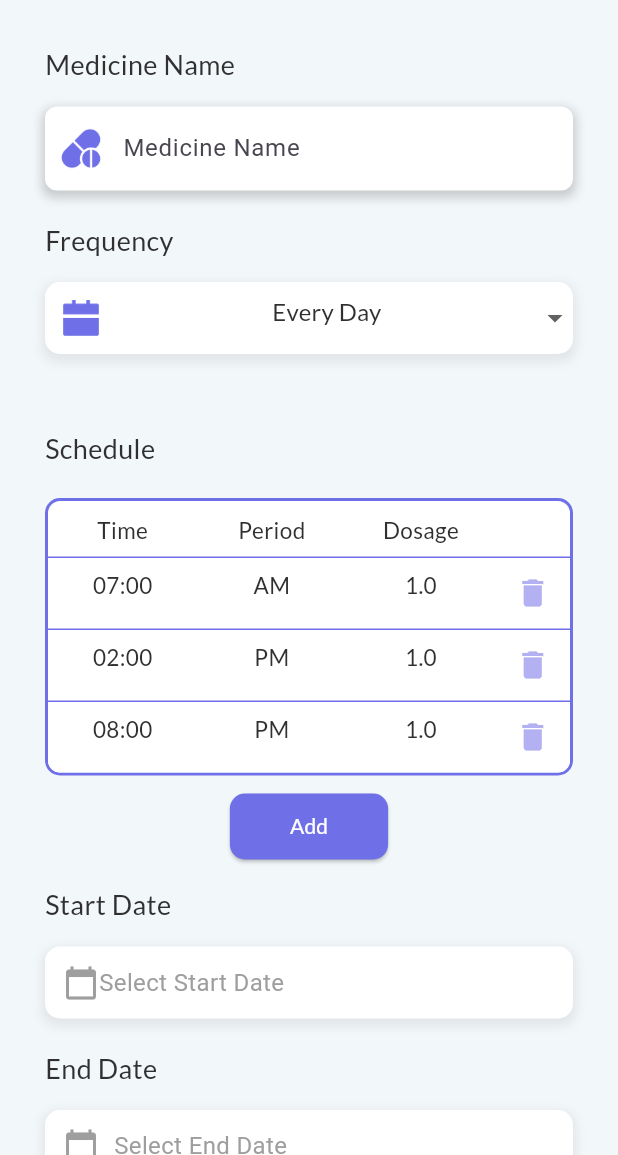
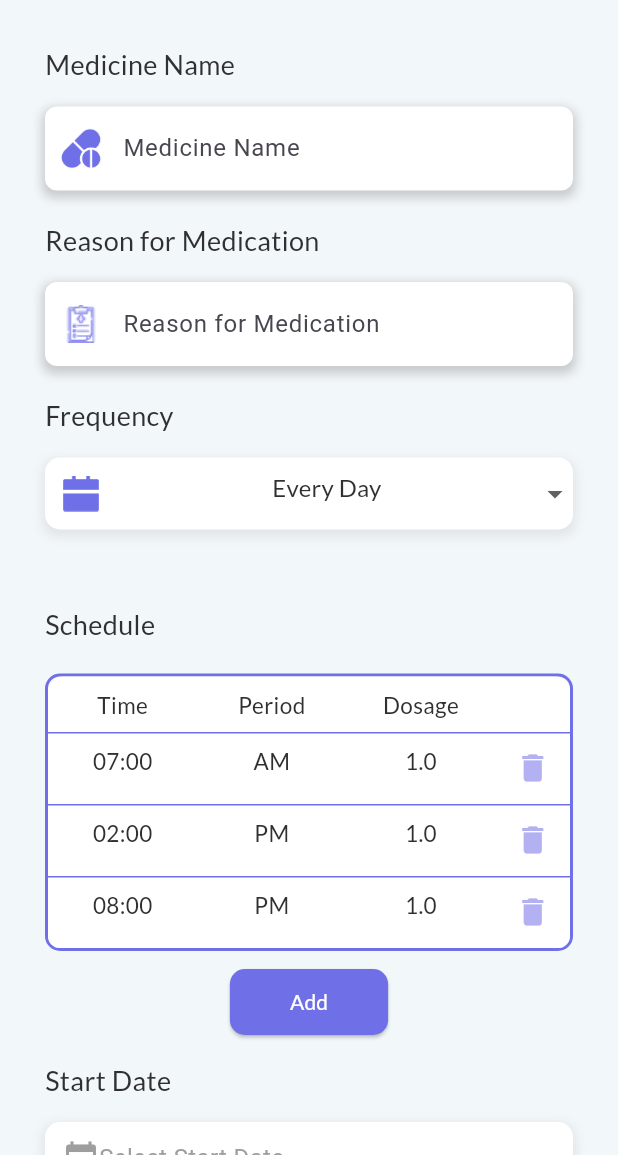
Before and after one commit to AayushGhising/capstone-project-frontend, a Flutter app: the AddMedication screen opened directly, on a phone screen of 412 x 824 dp, the part 81-1236 px from its top. Run offline on Flutter 3.47's test engine with Material 3 defaults, Android fonts, the phone set to English and light mode, and no system bars; our stand-ins replace animated_splash_screen, image_picker, line_awesome_flutter, smooth_page_indicator.

Commit message:
added reasons and save button

```diff
--- a/capstone_project/lib/medication_reminder/add_medication.dart
+++ b/capstone_project/lib/medication_reminder/add_medication.dart
@@ -2,6 +2,7 @@ import "package:flutter/material.dart";
 import 'package:capstone_project/components/medication_textfield.dart';
 import 'package:capstone_project/components/schedule.dart';
 import 'package:intl/intl.dart';
+import 'package:capstone_project/components/my_button.dart';
 
 class AddMedication extends StatefulWidget {
   const AddMedication({super.key});
@@ -12,6 +13,7 @@ class AddMedication extends StatefulWidget {
 class _AddMedicationState extends State<AddMedication> {
   final TextEditingController _medicineNameController = TextEditingController();
   final TextEditingController _memoController = TextEditingController();
+  final TextEditingController _reasonController = TextEditingController();
 
   //date picker
   DateTime? _startDate;
@@ -46,7 +48,7 @@ class _AddMedicationState extends State<AddMedication> {
       body: SingleChildScrollView(
         child: SafeArea(
           child: Container(
-            height: 999,
+            height: 1200,
             width: 500,
             color: const Color.fromARGB(255, 242, 247, 250),
             child: Column(
@@ -85,6 +87,27 @@ class _AddMedicationState extends State<AddMedication> {
                   obscureText: false,
                   labelText: 'Medicine Name',
                   prefixIcon: Image.asset('assets/images/medicine_icon.png'),
+                ),
+                const SizedBox(height: 20),
+                //Reason for medication
+                const Padding(
+                  padding: EdgeInsets.symmetric(horizontal: 30),
+                  child: Text(
+                    'Reason for Medication',
+                    style: TextStyle(
+                        color: Color.fromARGB(255, 48, 48, 48),
+                        fontFamily: 'Lato',
+                        fontSize: 18),
+                    textAlign: TextAlign.left,
+                  ),
+                ),
+                //reason text field
+                const SizedBox(height: 15),
+                MedicationTextfield(
+                  controller: _reasonController,
+                  obscureText: false,
+                  labelText: 'Reason for Medication',
+                  prefixIcon: Image.asset('assets/images/reason.png'),
                 ),
                 const SizedBox(height: 20),
                 //Frequency
@@ -432,10 +455,16 @@ class _AddMedicationState extends State<AddMedication> {
                 ),
                 const SizedBox(height: 15),
                 MedicationTextfield(
-                    controller: _memoController,
-                    obscureText: false,
-                    labelText: 'Add memo',
-                    prefixIcon: Image.asset('assets/images/memo.png'))
+                  controller: _memoController,
+                  obscureText: false,
+                  labelText: 'Add memo',
+                  prefixIcon: Image.asset('assets/images/memo.png'),
+                ),
+                const SizedBox(height: 30),
+                //save button
+                Center(
+                    child: IntrinsicWidth(
+                        child: MyButton(onPressed: () {}, label: 'Save')))
               ],
             ),
           ),
--- a/capstone_project/pubspec.yaml
+++ b/capstone_project/pubspec.yaml
@@ -39,6 +39,7 @@ dependencies:
   line_awesome_flutter: ^3.0.1
   image_picker: ^1.1.2
   intl: ^0.20.0
+  flutter_multiselect: ^0.5.6
 
 dev_dependencies:
   flutter_test:
@@ -108,6 +109,7 @@ flutter:
     - assets/images/Frequency.png
     - assets/images/calendar.png
     - assets/images/memo.png
+    - assets/images/reason.png
 
   # An image asset can refer to one or more resolution-specific "variants", see
   # https://flutter.dev/assets-and-images/#resolution-aware
```
Also changed, not shown: capstone_project/assets/images/reason.png (added).
